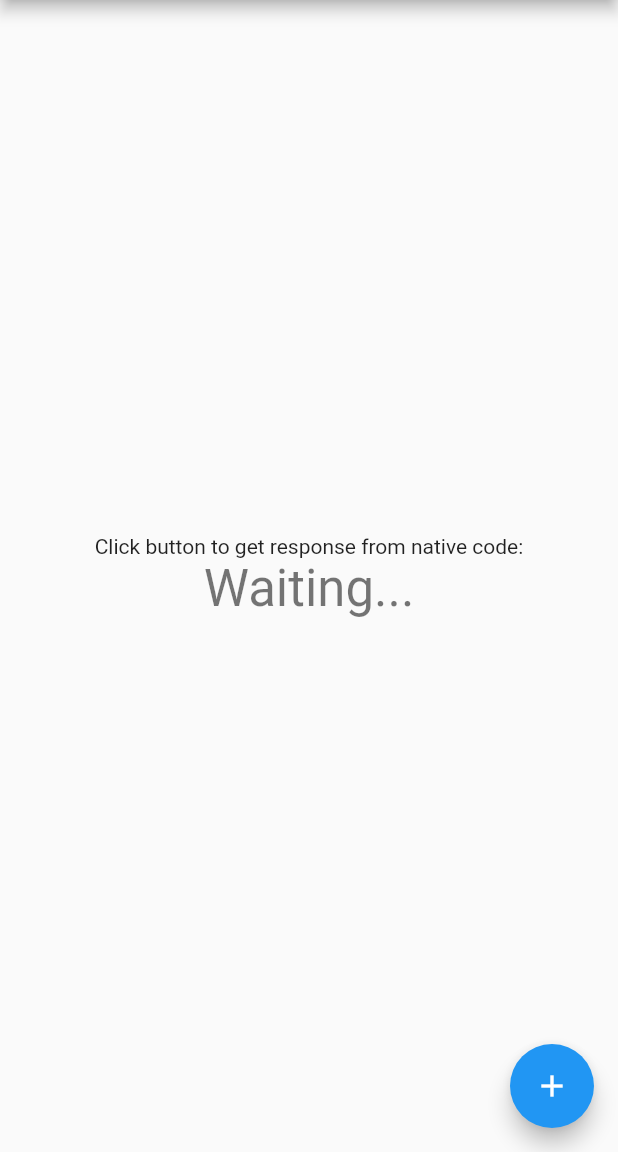
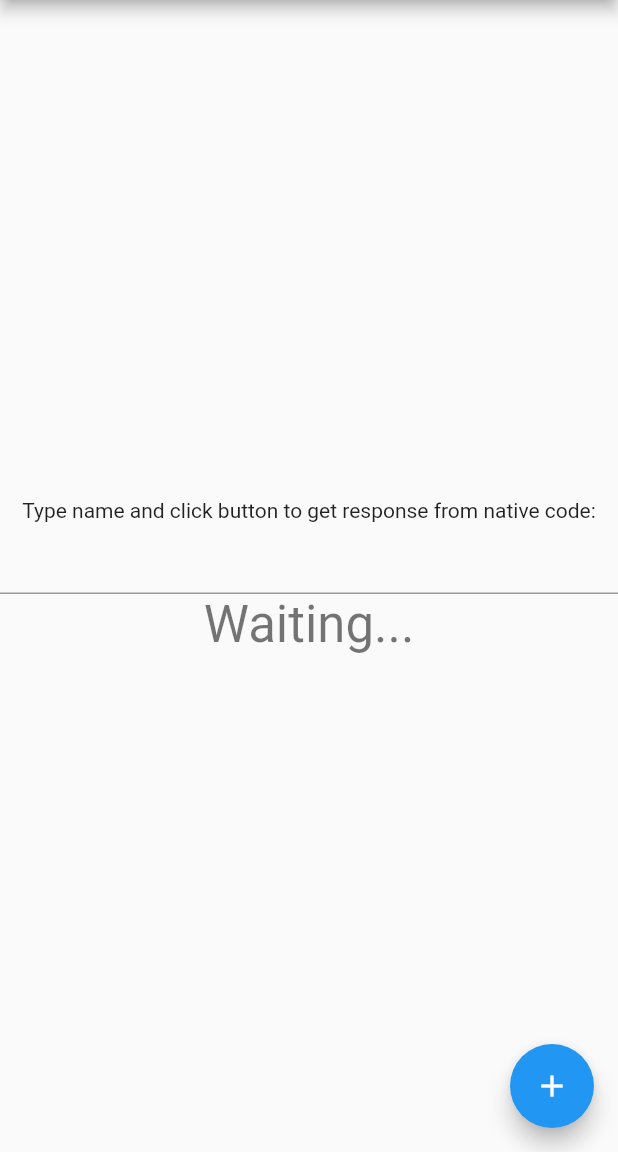
Before and after one commit to i8wu/flutter_to_native, a Flutter app: the screen it shows after launch, after a tap on the "add" icon, on a phone screen of 412 x 824 dp, the part 84-1236 px from its top. Run offline on Flutter 3.47's test engine with Material 2 defaults, Android fonts, the phone set to English and light mode, and no system bars.

Commit message:
add input

```diff
--- a/lib/main.dart
+++ b/lib/main.dart
@@ -31,11 +31,12 @@ class MyHomePage extends StatefulWidget {
 class _MyHomePageState extends State<MyHomePage> {
   static const platform = const MethodChannel('flutter.native/helper');
   String _responseFromNativeCode = 'Waiting...';
+  String _name = '';
 
   Future<void> _callNativeCode() async {
     String response = '';
     try {
-      final String result = await platform.invokeMethod('helloFromNativeCode', { 'name': 'ivan' });
+      final String result = await platform.invokeMethod('helloFromNativeCode', { 'name': _name });
       response = result;
     } on PlatformException catch (e) {
       response = 'Failed: ${e.message}';
@@ -43,6 +44,12 @@ class _MyHomePageState extends State<MyHomePage> {
 
     setState(() {
       _responseFromNativeCode = response;
+    });
+  }
+
+  void _setName (text) {
+    setState(() {
+      _name = text;
     });
   }
 
@@ -57,7 +64,10 @@ class _MyHomePageState extends State<MyHomePage> {
           mainAxisAlignment: MainAxisAlignment.center,
           children: <Widget>[
             Text(
-              'Click button to get response from native code:',
+              'Type name and click button to get response from native code:',
+            ),
+            TextField(
+              onChanged: _setName,
             ),
             Text(
               '$_responseFromNativeCode',
```
